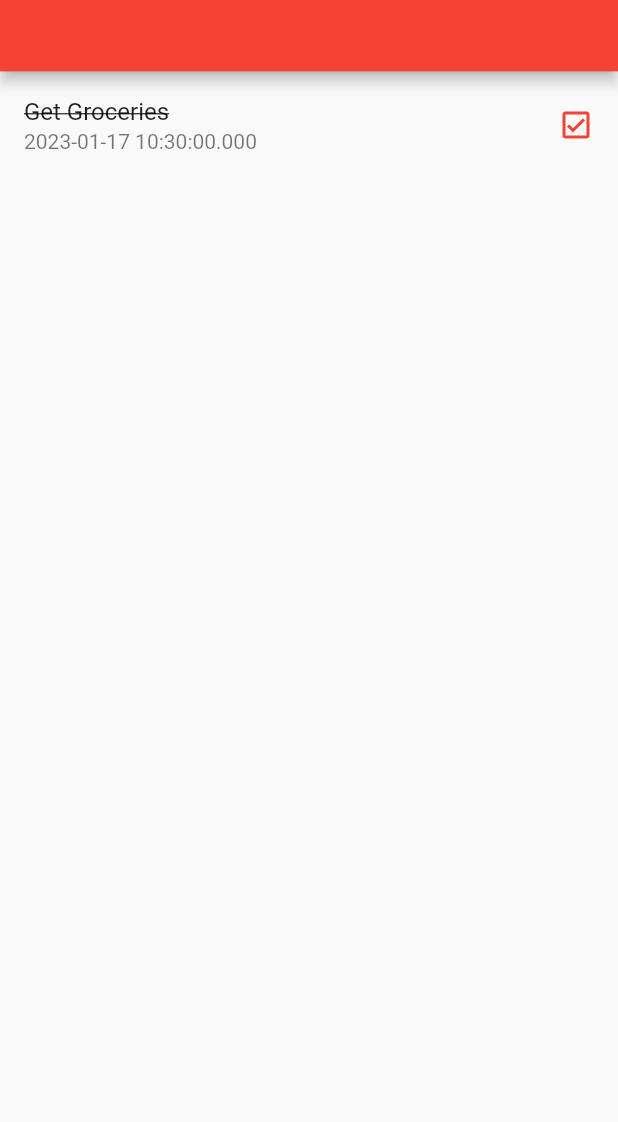
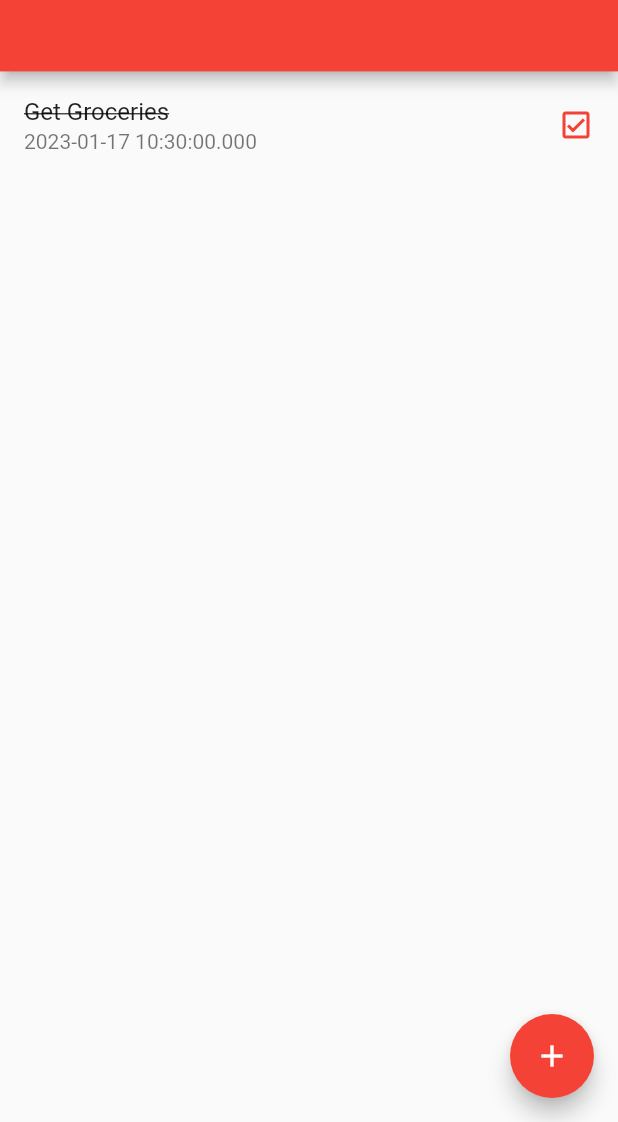
Before and after one commit to BarkaBoss/Taskly, a Flutter app: the screen it shows after launch, on a phone screen of 412 x 824 dp, the part 114-1236 px from its top. Run offline on Flutter 3.47's test engine with Material 2 defaults, Android fonts, the phone set to English and light mode, and no system bars.

Commit message:
Added FAB

```diff
--- a/lib/pages/home_page.dart
+++ b/lib/pages/home_page.dart
@@ -26,6 +26,7 @@ class _HomePageState extends State<HomePage> {
         ),
       ),
       body: _tasksList(),
+      floatingActionButton: _addTaskButton(),
     );
   }
 
@@ -48,4 +49,13 @@ class _HomePageState extends State<HomePage> {
       ],
     );
   }
+
+  Widget _addTaskButton() {
+    return FloatingActionButton(
+      onPressed: () {
+        debugPrint("Added");
+      },
+      child: const Icon(Icons.add),
+    );
+  }
 }
```
